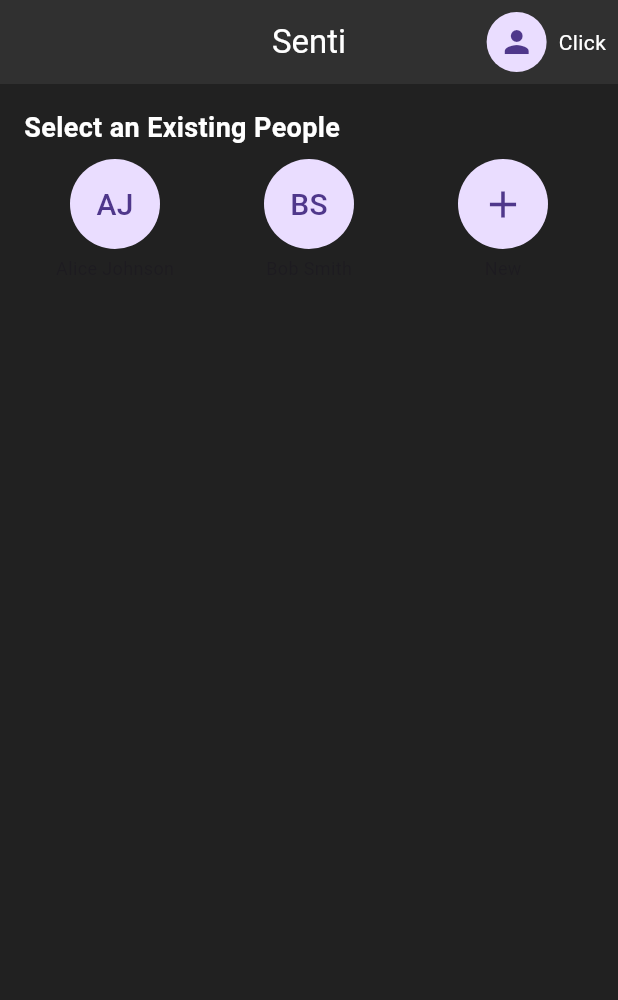
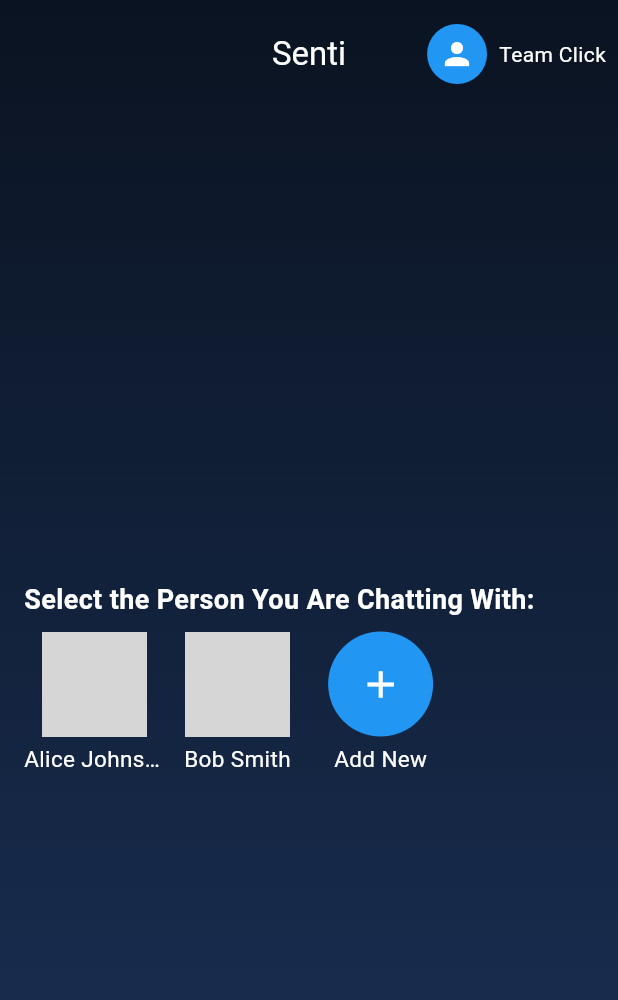
Before and after one commit to KexinWei/Senti, a Flutter app: the screen it shows after launch, on a phone screen of 412 x 824 dp. Shown: the top 1000 px of the screen. Run offline on Flutter 3.47's test engine with Material 3 defaults, Android fonts, the phone set to English and light mode, and no system bars; grey boxes are pictures that could not be loaded.

Commit message:
modified ui design

```diff
--- a/frontend/lib/components/people_selection_view.dart
+++ b/frontend/lib/components/people_selection_view.dart
@@ -1,5 +1,6 @@
 import 'package:flutter/material.dart';
 import '../models/people.dart';
+import 'create_people_dialog.dart';
 
 class PeopleSelectionView extends StatelessWidget {
   final List<People> peoples;
@@ -16,27 +17,20 @@ class PeopleSelectionView extends StatelessWidget {
     required this.onCreatePeople,
   });
 
-  // Helper to get initials.
-  String _getInitials(String name) {
-    List<String> words = name.split(" ");
-    if (words.isEmpty) return "";
-    if (words.length == 1) return words[0][0].toUpperCase();
-    return (words[0][0] + words[1][0]).toUpperCase();
-  }
-
   @override
   Widget build(BuildContext context) {
     TextEditingController nameController = TextEditingController();
     TextEditingController relationshipController = TextEditingController();
 
-    return SingleChildScrollView(
+    return SafeArea(
+      child: SingleChildScrollView(
         child: Padding(
           padding: const EdgeInsets.all(16.0),
           child: Column(
             crossAxisAlignment: CrossAxisAlignment.start,
             children: [
               Text(
-              "Select an Existing People",
+                "Select the Person You Are Chatting With:",
                 style: TextStyle(
                   color: Colors.white,
                   fontSize: 18,
@@ -49,47 +43,78 @@ class PeopleSelectionView extends StatelessWidget {
                 physics: NeverScrollableScrollPhysics(),
                 itemCount: peoples.length + 1,
                 gridDelegate: SliverGridDelegateWithFixedCrossAxisCount(
-                crossAxisCount: 3,
-                mainAxisSpacing: 8,
-                crossAxisSpacing: 8,
-                childAspectRatio: 0.8,
+                  crossAxisCount: 4,
+                  mainAxisSpacing: 2,
+                  crossAxisSpacing: 2,
+                  childAspectRatio: 1.3,
                 ),
                 itemBuilder: (context, index) {
                   if (index < peoples.length) {
                     final people = peoples[index];
-                  final initials = _getInitials(people.name);
-                  return GestureDetector(
+                    return MouseRegion(
+                      cursor: SystemMouseCursors.click,
+                      child: GestureDetector(
                         onTap: () => onPeopleSelected(people),
                         child: Column(
-                      mainAxisAlignment: MainAxisAlignment.start,
+                          mainAxisSize: MainAxisSize.min,
                           children: [
                             CircleAvatar(
-                          radius: 30,
-                          child: Text(initials, style: TextStyle(fontSize: 20)),
+                              radius: 35,
+                              backgroundColor: Colors.transparent,
+                              backgroundImage: AssetImage(
+                                'icons8-person-94.png',
+                              ),
                             ),
                             SizedBox(height: 4),
                             Text(
                               people.name,
-                          style: TextStyle(fontSize: 12),
+                              style: TextStyle(
+                                color: Colors.white,
+                                fontSize: 15,
+                              ),
                               overflow: TextOverflow.ellipsis,
                             ),
                           ],
                         ),
+                      ),
                     );
                   } else {
                     // "Create New People" cell.
-                  return GestureDetector(
-                    onTap: onShowAddForm,
+                    return MouseRegion(
+                      cursor: SystemMouseCursors.click,
+                      child: GestureDetector(
+                        onTap: () {
+                          showDialog(
+                            context: context,
+                            builder: (context) {
+                              return CreatePeopleDialog(
+                                onCreatePeople: onCreatePeople,
+                              );
+                            },
+                          );
+                        },
                         child: Column(
-                      mainAxisAlignment: MainAxisAlignment.start,
+                          mainAxisSize: MainAxisSize.min,
                           children: [
                             CircleAvatar(
-                          radius: 30,
-                          child: Icon(Icons.add, size: 30),
+                              radius: 35,
+                              backgroundColor: Colors.blue,
+                              child: Icon(
+                                Icons.add,
+                                color: Colors.white,
+                                size: 30,
+                              ),
                             ),
                             SizedBox(height: 4),
-                        Text("New", style: TextStyle(fontSize: 12)),
+                            Text(
+                              "Add New",
+                              style: TextStyle(
+                                color: Colors.white,
+                                fontSize: 15,
+                              ),
+                            ),
                           ],
+                        ),
                       ),
                     );
                   }
@@ -134,6 +159,7 @@ class PeopleSelectionView extends StatelessWidget {
             ],
           ),
         ),
+      ),
     );
   }
 }
--- a/frontend/lib/screens/home_screen.dart
+++ b/frontend/lib/screens/home_screen.dart
@@ -40,13 +40,7 @@ class _HomeScreenState extends State<HomeScreen> {
       "bestie",
       DateTime.now(),
     ),
-    _createGeneratedPeople(
-      2,
-      "Bob Smith",
-      "Colleague",
-      "hater",
-      DateTime.now(),
-    ),
+    _createGeneratedPeople(2, "Bob Smith", "Boss", "hater", DateTime.now()),
   ];
 
   People? selectedPeople;
@@ -104,24 +98,30 @@ class _HomeScreenState extends State<HomeScreen> {
   @override
   Widget build(BuildContext context) {
     return Scaffold(
-      backgroundColor: Colors.grey[900],
+      extendBodyBehindAppBar: true,
       appBar: AppBar(
+        backgroundColor: Colors.transparent,
+        elevation: 0,
         centerTitle: true,
-        backgroundColor: Colors.grey[850],
         leading:
             selectedPeople != null
-                ? Row(
+                ? Padding(
+                  padding: const EdgeInsets.only(top: 16.0),
+                  child: Row(
                     mainAxisSize: MainAxisSize.min,
                     children: [
                       IconButton(
-                      icon: Icon(Icons.home, color: Colors.white),
+                        icon: Icon(Icons.home, size: 40, color: Colors.white),
                         tooltip: "Home",
                         onPressed: _startNewChat,
                       ),
                     ],
+                  ),
                 )
                 : null,
-        title:
+        title: Padding(
+          padding: const EdgeInsets.only(top: 16.0),
+          child:
               selectedPeople != null
                   ? Column(
                     crossAxisAlignment: CrossAxisAlignment.center,
@@ -131,26 +131,40 @@ class _HomeScreenState extends State<HomeScreen> {
                         style: TextStyle(color: Colors.white),
                       ),
                       Text(
-                      "${selectedPeople!.relationship}",
+                        selectedPeople!.relationship,
                         style: TextStyle(fontSize: 12, color: Colors.white),
                       ),
                     ],
                   )
                   : Text("Senti", style: TextStyle(color: Colors.white)),
+        ),
         actions: [
           Padding(
-            padding: const EdgeInsets.only(right: 8.0),
+            padding: const EdgeInsets.only(top: 16.0, right: 8.0),
             child: Row(
               children: [
-                CircleAvatar(child: Icon(Icons.person)),
+                CircleAvatar(
+                  backgroundColor: Colors.blue,
+                  child: Icon(Icons.person, color: Colors.white),
+                ),
                 SizedBox(width: 8),
-                Text("Click", style: TextStyle(color: Colors.white)),
+                Text("Team Click", style: TextStyle(color: Colors.white)),
               ],
             ),
           ),
         ],
       ),
-      body: Row(
+      body: Container(
+        width: double.infinity,
+        height: double.infinity,
+        decoration: BoxDecoration(
+          gradient: LinearGradient(
+            begin: Alignment.topCenter,
+            end: Alignment.bottomCenter,
+            colors: [Color(0xFF0A1321), Color(0xFF1B3157)],
+          ),
+        ),
+        child: Row(
           children: [
             Expanded(
               child:
@@ -175,6 +189,7 @@ class _HomeScreenState extends State<HomeScreen> {
             ),
           ],
         ),
+      ),
     );
   }
 }
--- a/frontend/pubspec.yaml
+++ b/frontend/pubspec.yaml
@@ -61,6 +61,8 @@ flutter:
   # assets:
   #   - images/a_dot_burr.jpeg
   #   - images/a_dot_ham.jpeg
+  assets:
+    - assets/icons8-person-94.png
 
   # An image asset can refer to one or more resolution-specific "variants", see
   # https://flutter.dev/to/resolution-aware-images
```
Also changed, not shown: frontend/lib/components/chat_conversation_view.dart (+59 -12 lines), frontend/lib/components/create_people_dialog.dart (added, +57 -0 lines), frontend/assets/icons8-person-94.png (added). Lines whose indentation alone changed are shown as unchanged.
